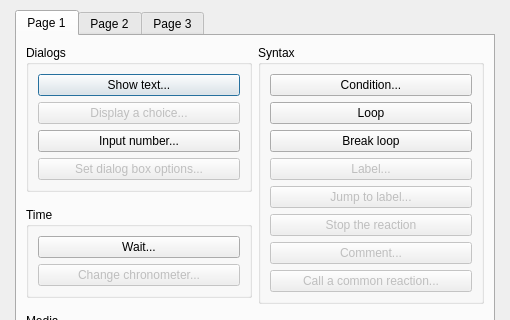
Above: Engine/Dialogs/dialogcommands.ui from RPG-Paper-Maker/RPG-Paper-Maker before the change; both pictures show x 0 to 510 and y 0 to 320 of the 510 by 581 pixel window. Below: the same form after it.
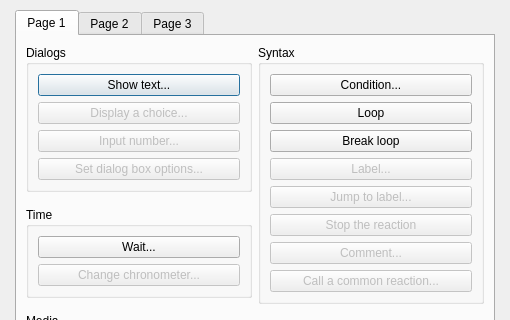
That is the form after the change.

```diff
--- a/Engine/Dialogs/dialogcommands.ui
+++ b/Engine/Dialogs/dialogcommands.ui
@@ -70,6 +70,9 @@
                 </item>
                 <item>
                  <widget class="QPushButton" name="pushButtonInputNumber">
+                  <property name="enabled">
+                   <bool>false</bool>
+                  </property>
                   <property name="text">
                    <string>Input number...</string>
                   </property>
```
Left out of the diff: 3 changed lines with no effect on the pictures.
